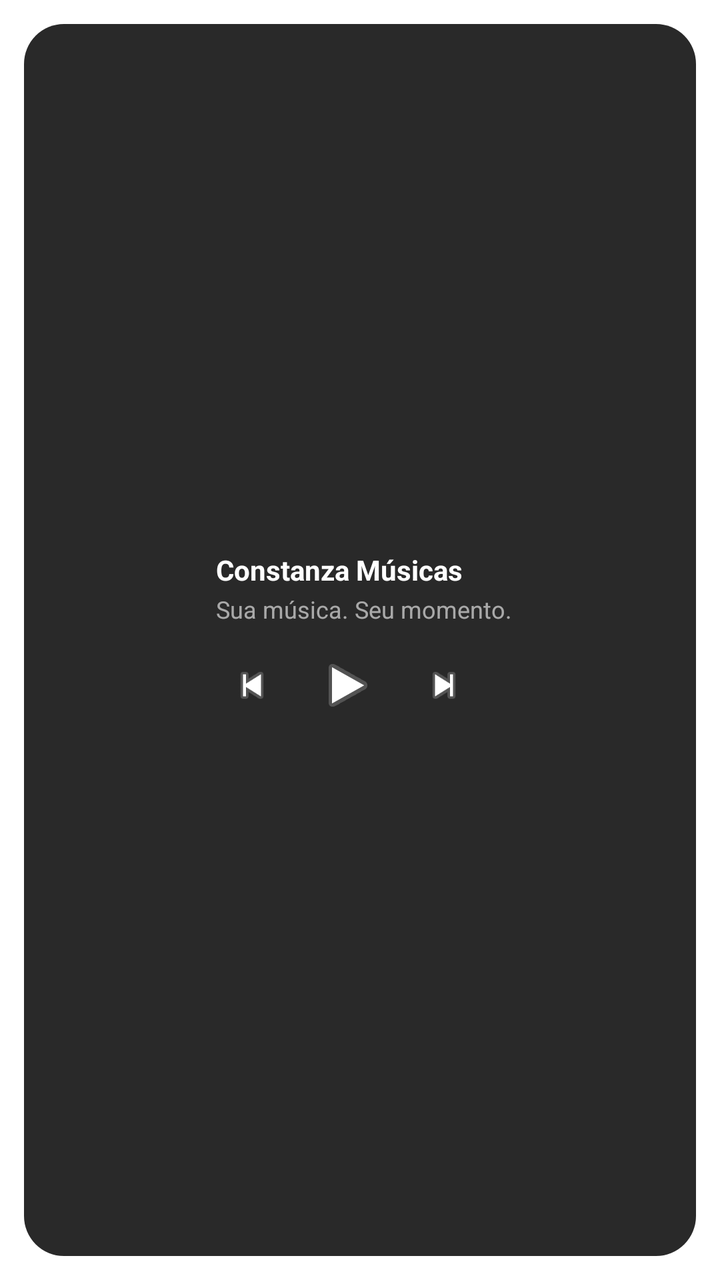
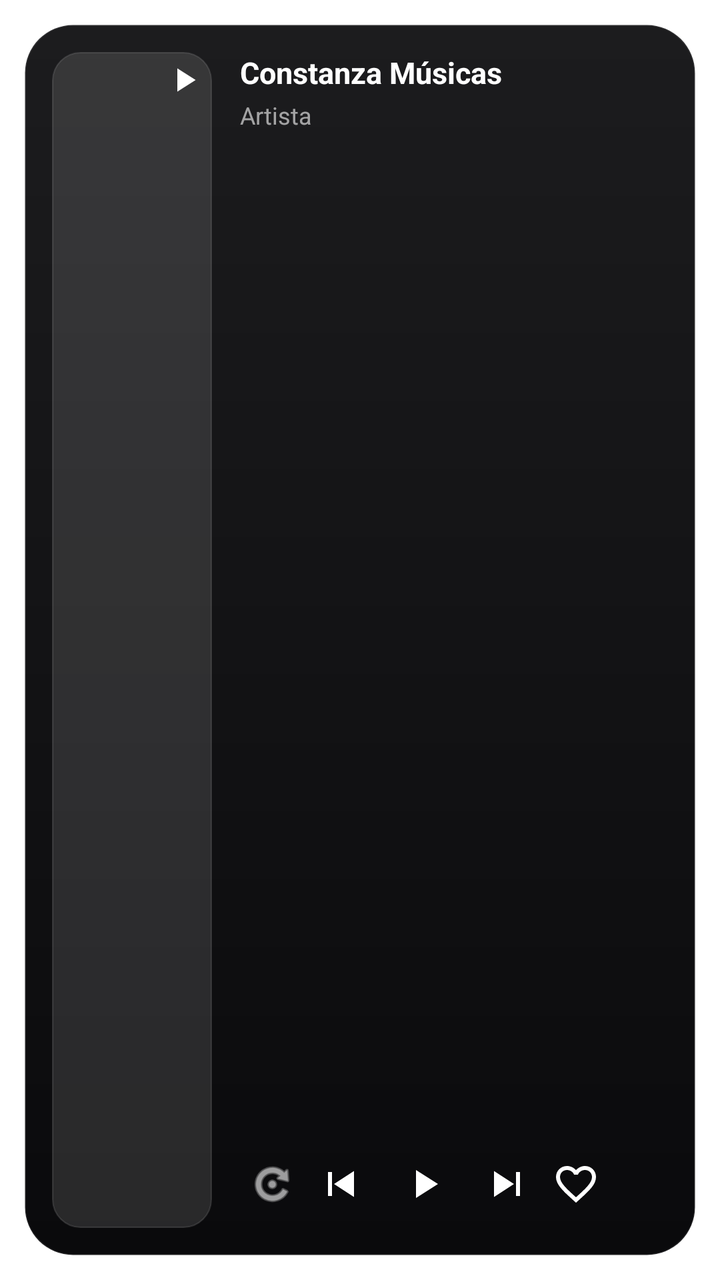

Before-and-after screenshots of an Android layout around one commit, followed by the original layout XML and the change that was made.
<!-- AndroidManifest.xml: fallback theme Theme.MaterialComponents.DayNight.NoActionBar -->
<!-- res/layout/music_widget.xml -->
<?xml version="1.0" encoding="utf-8"?>
<RelativeLayout xmlns:android="http://schemas.android.com/apk/res/android"
    android:id="@+id/widget_root"
    android:layout_width="match_parent"
    android:layout_height="match_parent"
    android:padding="12dp"
    android:background="@android:color/transparent">

    <LinearLayout
        android:layout_width="match_parent"
        android:layout_height="match_parent"
        android:orientation="horizontal"
        android:gravity="center_vertical"
        android:background="@drawable/widget_background"
        android:padding="12dp">

        
        <ImageView
            android:id="@+id/widget_artwork"
            android:layout_width="72dp"
            android:layout_height="72dp"
            android:scaleType="centerCrop"
            android:src="@mipmap/ic_launcher"
            android:contentDescription="Album art" />

        
        <LinearLayout
            android:layout_width="0dp"
            android:layout_height="wrap_content"
            android:layout_weight="1"
            android:orientation="vertical"
            android:layout_marginStart="12dp"
            android:layout_marginEnd="8dp">

            <TextView
                android:id="@+id/widget_title"
                android:layout_width="match_parent"
                android:layout_height="wrap_content"
                android:text="Constanza Músicas"
                android:textColor="#FFFFFF"
                android:textSize="14sp"
                android:textStyle="bold"
                android:maxLines="1"
                android:ellipsize="end" />

            <TextView
                android:id="@+id/widget_artist"
                android:layout_width="match_parent"
                android:layout_height="wrap_content"
                android:text="Sua música. Seu momento."
                android:textColor="#99FFFFFF"
                android:textSize="12sp"
                android:maxLines="1"
                android:ellipsize="end"
                android:layout_marginTop="2dp" />

            
            <LinearLayout
                android:layout_width="match_parent"
                android:layout_height="wrap_content"
                android:orientation="horizontal"
                android:gravity="center_vertical"
                android:layout_marginTop="8dp">

                <ImageButton
                    android:id="@+id/widget_prev"
                    android:layout_width="36dp"
                    android:layout_height="36dp"
                    android:src="@android:drawable/ic_media_previous"
                    android:background="?android:selectableItemBackgroundBorderless"
                    android:contentDescription="Previous"
                    android:scaleType="centerInside"
                    android:padding="6dp" />

                <ImageButton
                    android:id="@+id/widget_play_pause"
                    android:layout_width="44dp"
                    android:layout_height="44dp"
                    android:src="@android:drawable/ic_media_play"
                    android:background="?android:selectableItemBackgroundBorderless"
                    android:contentDescription="Play/Pause"
                    android:scaleType="centerInside"
                    android:padding="6dp"
                    android:layout_marginStart="8dp"
                    android:layout_marginEnd="8dp" />

                <ImageButton
                    android:id="@+id/widget_next"
                    android:layout_width="36dp"
                    android:layout_height="36dp"
                    android:src="@android:drawable/ic_media_next"
                    android:background="?android:selectableItemBackgroundBorderless"
                    android:contentDescription="Next"
                    android:scaleType="centerInside"
                    android:padding="6dp" />

            </LinearLayout>
        </LinearLayout>

    </LinearLayout>
</RelativeLayout>
<!-- resources referenced by this layout -->
<resources>
  <!-- drawable widget_background (drawable) -->
  <?xml version="1.0" encoding="utf-8"?>
  <shape xmlns:android="http://schemas.android.com/apk/res/android"
      android:shape="rectangle">
      <solid android:color="#E6121212" />
      <corners android:radius="20dp" />
  </shape>
  <!-- mipmap ic_launcher (mipmap-anydpi-v26) -->
  <?xml version="1.0" encoding="utf-8"?>
  <adaptive-icon xmlns:android="http://schemas.android.com/apk/res/android">
    <background android:drawable="@color/ic_launcher_background"/>
    <foreground>
        <inset
            android:drawable="@drawable/ic_launcher_foreground"
            android:inset="16%" />
    </foreground>
  </adaptive-icon>
  <color name="ic_launcher_background">#000000</color>
  <!-- drawable ic_launcher_foreground: png bitmap (drawable-hdpi, 8422 bytes) -->
</resources>

<!-- the commit's change to res/layout/music_widget.xml (unified diff, before → after) -->
@@ -1,36 +1,49 @@
 <?xml version="1.0" encoding="utf-8"?>
-<RelativeLayout xmlns:android="http://schemas.android.com/apk/res/android"
+<FrameLayout xmlns:android="http://schemas.android.com/apk/res/android"
     android:id="@+id/widget_root"
     android:layout_width="match_parent"
     android:layout_height="match_parent"
-    android:padding="12dp"
-    android:background="@android:color/transparent">
+    android:padding="12dp">
 
     <LinearLayout
         android:layout_width="match_parent"
         android:layout_height="match_parent"
         android:orientation="horizontal"
-        android:gravity="center_vertical"
-        android:background="@drawable/widget_background"
-        android:padding="12dp">
+        android:background="@drawable/widget_bg_dark"
+        android:padding="14dp">
 
         
-        <ImageView
-            android:id="@+id/widget_artwork"
-            android:layout_width="72dp"
-            android:layout_height="72dp"
-            android:scaleType="centerCrop"
-            android:src="@mipmap/ic_launcher"
-            android:contentDescription="Album art" />
+        <FrameLayout
+            android:layout_width="wrap_content"
+            android:layout_height="match_parent">
+
+            <ImageView
+                android:id="@+id/widget_artwork"
+                android:layout_width="80dp"
+                android:layout_height="match_parent"
+                android:scaleType="centerCrop"
+                android:src="@mipmap/ic_launcher"
+                android:background="@drawable/widget_artwork_bg"
+                android:contentDescription="Album art" />
+
+            <ImageView
+                android:layout_width="20dp"
+                android:layout_height="20dp"
+                android:layout_gravity="top|end"
+                android:layout_margin="4dp"
+                android:src="@drawable/ic_widget_play"
+                android:tint="#AAFFFFFF"
+                android:contentDescription="Note" />
+
+        </FrameLayout>
 
         
         <LinearLayout
             android:layout_width="0dp"
-            android:layout_height="wrap_content"
+            android:layout_height="match_parent"
             android:layout_weight="1"
             android:orientation="vertical"
-            android:layout_marginStart="12dp"
-            android:layout_marginEnd="8dp">
+            android:layout_marginStart="14dp">
 
             <TextView
                 android:id="@+id/widget_title"
@@ -38,7 +51,7 @@
                 android:layout_height="wrap_content"
                 android:text="Constanza Músicas"
                 android:textColor="#FFFFFF"
-                android:textSize="14sp"
+                android:textSize="15sp"
                 android:textStyle="bold"
                 android:maxLines="1"
                 android:ellipsize="end" />
@@ -47,55 +60,83 @@
                 android:id="@+id/widget_artist"
                 android:layout_width="match_parent"
                 android:layout_height="wrap_content"
-                android:text="Sua música. Seu momento."
+                android:layout_marginTop="3dp"
+                android:text="Artista"
                 android:textColor="#99FFFFFF"
                 android:textSize="12sp"
                 android:maxLines="1"
-                android:ellipsize="end"
-                android:layout_marginTop="2dp" />
+                android:ellipsize="end" />
+
+            
+            <FrameLayout android:layout_width="match_parent" android:layout_height="0dp" android:layout_weight="1" />
 
             
             <LinearLayout
                 android:layout_width="match_parent"
                 android:layout_height="wrap_content"
                 android:orientation="horizontal"
-                android:gravity="center_vertical"
-                android:layout_marginTop="8dp">
+                android:gravity="center_vertical">
+
+                <ImageButton
+                    android:id="@+id/widget_repeat"
+                    android:layout_width="32dp"
+                    android:layout_height="32dp"
+                    android:src="@android:drawable/ic_menu_rotate"
+                    android:tint="#AAFFFFFF"
+                    android:background="@android:color/transparent"
+                    android:contentDescription="Repeat"
+                    android:scaleType="centerInside"
+                    android:padding="4dp" />
 
                 <ImageButton
                     android:id="@+id/widget_prev"
                     android:layout_width="36dp"
                     android:layout_height="36dp"
-                    android:src="@android:drawable/ic_media_previous"
-                    android:background="?android:selectableItemBackgroundBorderless"
+                    android:src="@drawable/ic_widget_prev"
+                    android:tint="#FFFFFF"
+                    android:background="@android:color/transparent"
                     android:contentDescription="Previous"
                     android:scaleType="centerInside"
-                    android:padding="6dp" />
+                    android:padding="4dp" />
 
                 <ImageButton
                     android:id="@+id/widget_play_pause"
                     android:layout_width="44dp"
                     android:layout_height="44dp"
-                    android:src="@android:drawable/ic_media_play"
-                    android:background="?android:selectableItemBackgroundBorderless"
+                    android:layout_marginStart="2dp"
+                    android:layout_marginEnd="2dp"
+                    android:src="@drawable/ic_widget_play"
+                    android:tint="#FFFFFF"
+                    android:background="@android:color/transparent"
                     android:contentDescription="Play/Pause"
                     android:scaleType="centerInside"
-                    android:padding="6dp"
-                    android:layout_marginStart="8dp"
-                    android:layout_marginEnd="8dp" />
+                    android:padding="4dp" />
 
                 <ImageButton
                     android:id="@+id/widget_next"
                     android:layout_width="36dp"
                     android:layout_height="36dp"
-                    android:src="@android:drawable/ic_media_next"
-                    android:background="?android:selectableItemBackgroundBorderless"
+                    android:src="@drawable/ic_widget_next"
+                    android:tint="#FFFFFF"
+                    android:background="@android:color/transparent"
                     android:contentDescription="Next"
                     android:scaleType="centerInside"
-                    android:padding="6dp" />
+                    android:padding="4dp" />
+
+                <ImageButton
+                    android:id="@+id/widget_favorite"
+                    android:layout_width="32dp"
+                    android:layout_height="32dp"
+                    android:src="@drawable/ic_favorite_border"
+                    android:tint="#AAFFFFFF"
+                    android:background="@android:color/transparent"
+                    android:contentDescription="Favorite"
+                    android:scaleType="centerInside"
+                    android:padding="4dp" />
 
             </LinearLayout>
+
         </LinearLayout>
 
     </LinearLayout>
-</RelativeLayout>
+</FrameLayout>
<!-- resource entries referenced after the edit -->
@@ -1,11 +1,58 @@
 <!-- resources referenced by this layout -->
 <resources>
-  <!-- drawable widget_background (drawable) -->
+  <!-- drawable ic_favorite_border (drawable) -->
+  <vector xmlns:android="http://schemas.android.com/apk/res/android"
+      android:width="24dp"
+      android:height="24dp"
+      android:viewportWidth="24"
+      android:viewportHeight="24">
+    <path
+        android:fillColor="#FFFFFF"
+        android:pathData="M16.5,3c-1.74,0 -3.41,0.81 -4.5,2.09C10.91,3.81 9.24,3 7.5,3 4.42,3 2,5.42 2,8.5c0,3.78 3.4,6.86 8.55,11.54L12,21.35l1.45,-1.32C18.6,15.36 22,12.28 22,8.5 22,5.42 19.58,3 16.5,3zM12.1,18.55l-0.1,0.1 -0.1,-0.1C7.14,14.24 4,11.39 4,8.5 4,6.5 5.5,5 7.5,5c1.54,0 3.04,0.99 3.57,2.36h1.87C13.46,5.99 14.96,5 16.5,5c2,0 3.5,1.5 3.5,3.5 0,2.89 -3.14,5.74 -7.9,10.05z"/>
+  </vector>
+  <!-- drawable ic_widget_next (drawable) -->
+  <?xml version="1.0" encoding="utf-8"?>
+  <vector xmlns:android="http://schemas.android.com/apk/res/android"
+      android:width="24dp" android:height="24dp"
+      android:viewportWidth="24" android:viewportHeight="24">
+      <path android:fillColor="#FFFFFFFF"
+          android:pathData="M16,6 h2 v12 h-2 z M5,5.5 v13 L15,12 z" />
+  </vector>
+  <!-- drawable ic_widget_play (drawable) -->
+  <?xml version="1.0" encoding="utf-8"?>
+  <vector xmlns:android="http://schemas.android.com/apk/res/android"
+      android:width="24dp" android:height="24dp"
+      android:viewportWidth="24" android:viewportHeight="24">
+      <path android:fillColor="#FFFFFFFF"
+          android:pathData="M8,5 L19,12 L8,19 Z" />
+  </vector>
+  <!-- drawable ic_widget_prev (drawable) -->
+  <?xml version="1.0" encoding="utf-8"?>
+  <vector xmlns:android="http://schemas.android.com/apk/res/android"
+      android:width="24dp" android:height="24dp"
+      android:viewportWidth="24" android:viewportHeight="24">
+      <path android:fillColor="#FFFFFFFF"
+          android:pathData="M6,6 h2 v12 h-2 z M19,5.5 v13 L9,12 z" />
+  </vector>
+  <!-- drawable widget_artwork_bg (drawable) -->
   <?xml version="1.0" encoding="utf-8"?>
   <shape xmlns:android="http://schemas.android.com/apk/res/android"
       android:shape="rectangle">
-      <solid android:color="#E6121212" />
-      <corners android:radius="20dp" />
+      <solid android:color="#1FFFFFFF" />
+      <corners android:radius="14dp" />
+      <stroke android:width="0.5dp" android:color="#1FFFFFFF" />
+  </shape>
+  <!-- drawable widget_bg_dark (drawable) -->
+  <?xml version="1.0" encoding="utf-8"?>
+  <shape xmlns:android="http://schemas.android.com/apk/res/android"
+      android:shape="rectangle">
+      <gradient
+          android:type="linear"
+          android:angle="270"
+          android:startColor="#FF1C1C1E"
+          android:endColor="#FF0A0A0C" />
+      <corners android:radius="24dp" />
+      <stroke android:width="1dp" android:color="#1AFFFFFF" />
   </shape>
   <!-- mipmap ic_launcher (mipmap-anydpi-v26) -->
   <?xml version="1.0" encoding="utf-8"?>
